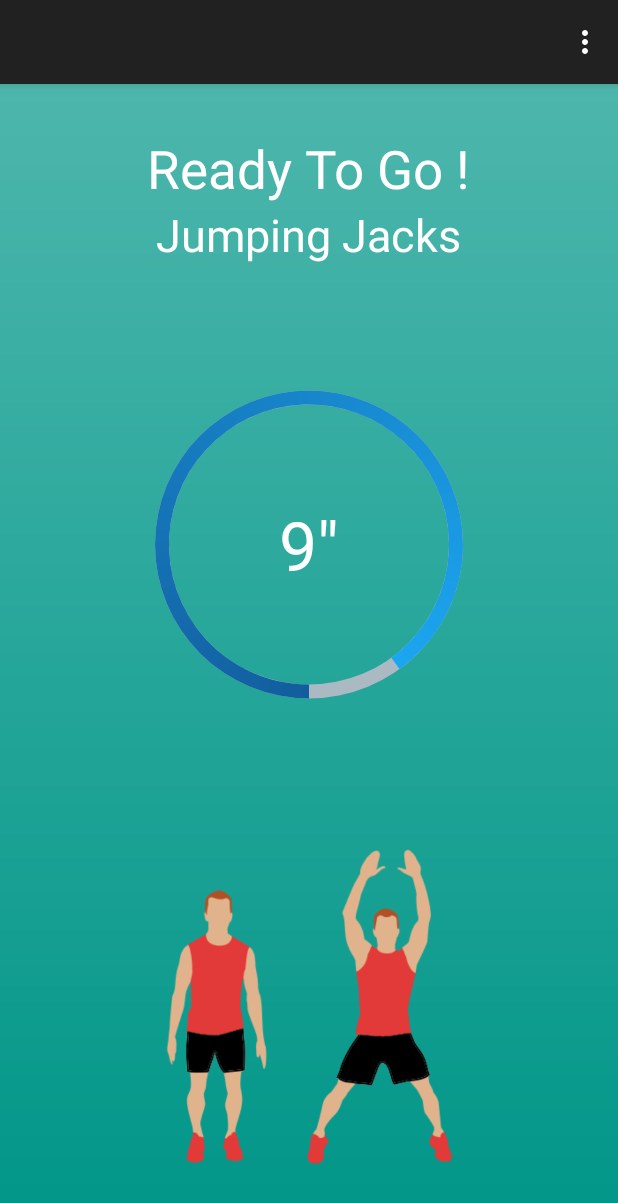
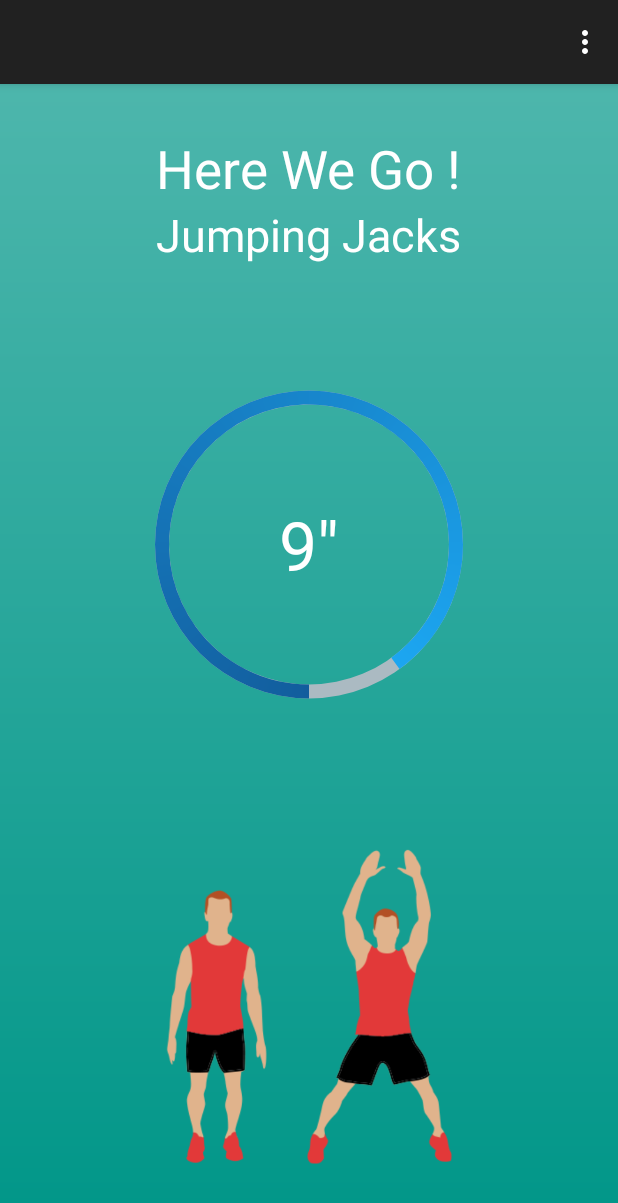
Before and after one commit to Cliffy38/CS4295-Mobile, an Android app: the Break screen opened directly, with no data from a screen before it, on a phone screen of 412 x 824 dp. Shown: the top 1203 px of the screen. Run offline under Robolectric (Android 15) with nearby library versions, the phone set to English and light mode, and no system bars.

Commit message:
Change Dialog layout

```diff
--- a/CS4295_Project/app/src/main/java/cs4295/cs4295_project/Settings.java
+++ b/CS4295_Project/app/src/main/java/cs4295/cs4295_project/Settings.java
@@ -52,9 +52,9 @@ public class Settings extends ActionBarActivity {
         workOutSec = (TextView) findViewById(R.id.Workout);
         restSec = (TextView) findViewById(R.id.Break);
 
-        repeatSec.setText(repeat+"times");
-        workOutSec.setText(exerciseTime+"sec");
-        restSec.setText(breakTime+"sec");
+        repeatSec.setText(repeat+" times");
+        workOutSec.setText(exerciseTime+" sec");
+        restSec.setText(breakTime+" sec");
 
         repeatView.setOnClickListener(new View.OnClickListener() {
             @Override
--- a/CS4295_Project/app/src/main/res/layout/activity_break.xml
+++ b/CS4295_Project/app/src/main/res/layout/activity_break.xml
@@ -20,7 +20,7 @@
             android:layout_gravity="center_horizontal|center"
             android:textColor="#fff"
             android:textSize="35dip"
-            android:text="Ready To Go !"/>
+            android:text="Here We Go !"/>
 
         <TextView
             android:layout_width="wrap_content"
--- a/CS4295_Project/app/src/main/res/layout/activity_dialog.xml
+++ b/CS4295_Project/app/src/main/res/layout/activity_dialog.xml
@@ -24,7 +24,8 @@
         android:id="@+id/dialog_spinner"
         android:layout_height="wrap_content"
         android:layout_width="fill_parent"
-        android:layout_marginTop="10dp"
+
+        android:layout_below="@id/dialog_title"
         android:scrollbarSize="5dp"/>
 
     <Button
```
